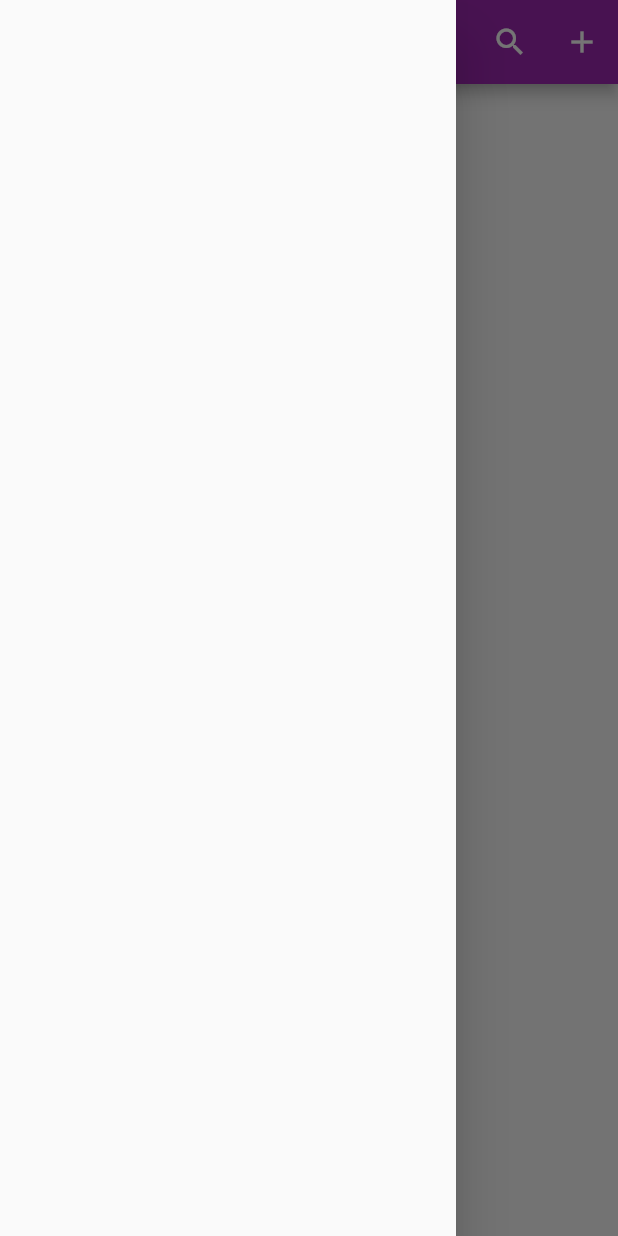
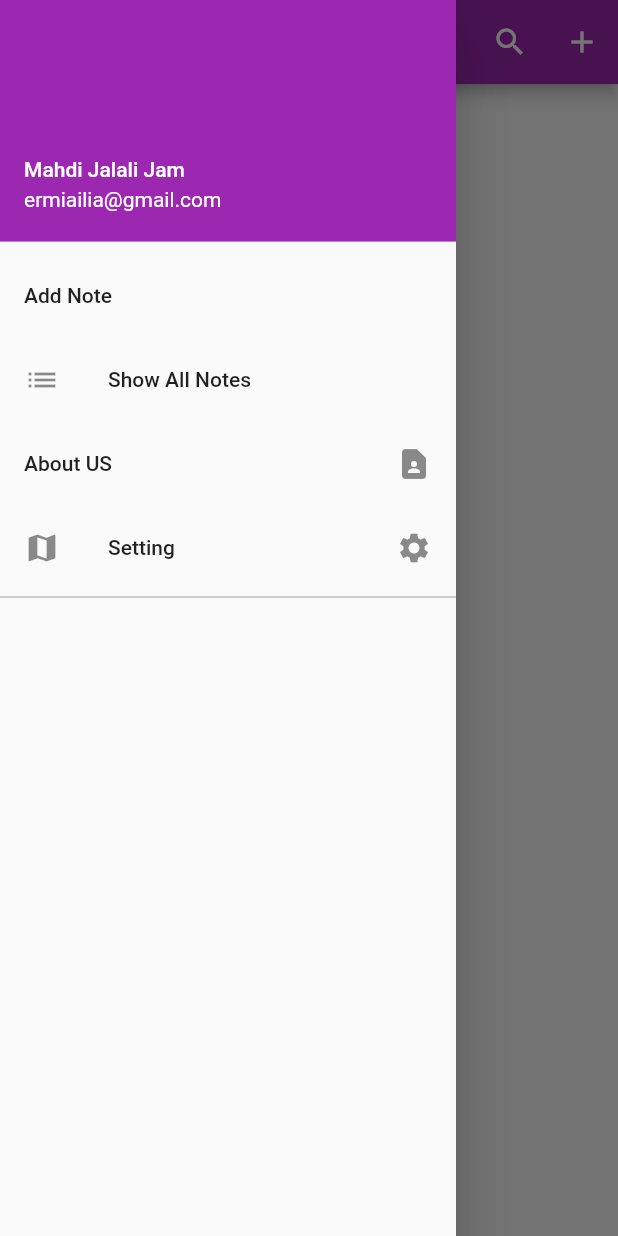
Before and after one commit to ghajavarestani/todo, a Flutter app: the screen it shows after launch, with the side drawer open, on a phone screen of 412 x 824 dp. Run offline on Flutter 3.47's test engine with Material 2 defaults, Android fonts, the phone set to English and light mode, and no system bars.

Commit message:
add decoration payane film 35th va shoroe film 36th

```diff
--- a/lib/home_page.dart
+++ b/lib/home_page.dart
@@ -25,7 +25,37 @@ class _HomePageState extends State<HomePage> {
         ],
       ),
       drawer: Drawer(
-
+      child: ListView(
+        children: [
+          UserAccountsDrawerHeader(accountName: Text('Mahdi Jalali Jam'),
+            accountEmail: Text('ermiailia@gmail.com'),
+            decoration: BoxDecoration(color: Colors.purple),
+          ),
+          ListTile(
+            title: Text('Add Note'),
+          ),
+          ListTile(
+            title: Text('Show All Notes'),
+            leading: Icon(Icons.list),
+          ),
+          ListTile(
+            title: Text('About US'),
+            trailing: Icon(Icons.contact_page),
+          ),
+          ListTile(
+            title: Text('Setting'),
+            trailing: Icon(Icons.settings),
+            leading: Icon(Icons.map),
+            onTap: (){
+              print('Setting');
+            },
+            onLongPress: (){
+              print('Setting Long Press');
+            },
+          ),
+          Divider(height: 10,color: Colors.grey,)
+        ],
+      ),
       ),
     );
   }
```
